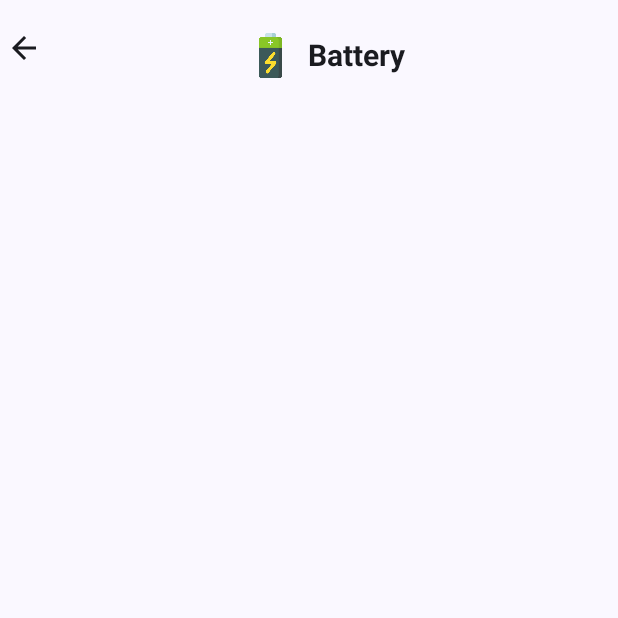
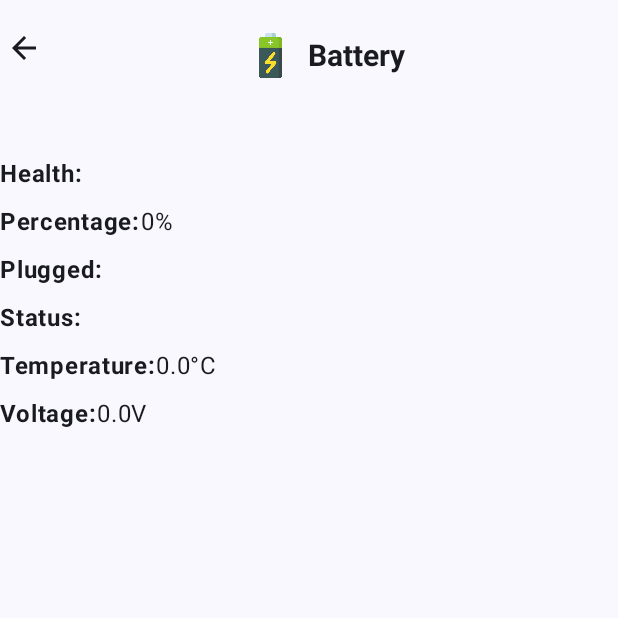
Before and after one commit to PrakashIrom/android-device-monitor, an Android app built with Jetpack Compose: the BatteryScreen screen opened through its navigation route, on a phone screen of 412 x 824 dp, the top half of it. Run offline under Robolectric (Android 15) with nearby library versions, the phone set to English and light mode, and no system bars.

Commit message:
Fetched Battery Infos

```diff
--- a/app/src/main/java/com/apui/androiddevicemonitor/receivers/BatteryReceiver.kt
+++ b/app/src/main/java/com/apui/androiddevicemonitor/receivers/BatteryReceiver.kt
@@ -33,7 +33,6 @@ class BatteryReceiver(private val giveValue: (BatteryInfo) -> Unit) : BaseReceiv
             plugged = plugged.toPluggedSourceString(),
             temperature = temperature
         )
-
         giveValue(batteryInfo)
     }
 
--- a/app/src/main/java/com/apui/androiddevicemonitor/ui/screens/battery/BatteryScreen.kt
+++ b/app/src/main/java/com/apui/androiddevicemonitor/ui/screens/battery/BatteryScreen.kt
@@ -1,10 +1,19 @@
 package com.apui.androiddevicemonitor.ui.screens.battery
 
-import android.util.Log
+import androidx.compose.foundation.layout.Column
+import androidx.compose.foundation.layout.Row
+import androidx.compose.foundation.layout.fillMaxWidth
+import androidx.compose.foundation.layout.padding
+import androidx.compose.material3.Text
 import androidx.compose.runtime.Composable
 import androidx.compose.runtime.LaunchedEffect
 import androidx.compose.runtime.getValue
+import androidx.compose.ui.Alignment
+import androidx.compose.ui.Modifier
+import androidx.compose.ui.text.font.FontWeight
+import androidx.compose.ui.unit.dp
 import androidx.lifecycle.compose.collectAsStateWithLifecycle
+import com.apui.androiddevicemonitor.data.models.BatteryInfo
 import com.apui.androiddevicemonitor.ui.viewModel.BatteryInfoViewModel
 import com.apui.androiddevicemonitor.ui.viewModel.TopBarViewModel
 import com.apui.androiddevicemonitor.utils.Screens
@@ -17,8 +26,46 @@ fun BatteryScreen(
 ) {
 
     val batteryInfo by infoViewModel.batteryInfo.collectAsStateWithLifecycle()
-    Log.d("BatteryScreen", "BatteryScreen: $batteryInfo")
     LaunchedEffect(Unit) {
         viewModel.currentTopBar(isBackButtonVisible = true, screen = Screens.BATTERY)
     }
+    BatteryScreenContent(batteryInfo)
 }
+
+@Composable
+fun BatteryScreenContent(batteryInfo: BatteryInfo) {
+
+    val batteryDetails = listOf(
+        "Health" to batteryInfo.health,
+        "Percentage" to "${batteryInfo.percentage}%",
+        "Plugged" to batteryInfo.plugged,
+        "Status" to batteryInfo.status,
+        "Temperature" to "${batteryInfo.temperature}°C",
+        "Voltage" to "${batteryInfo.voltage}V"
+    )
+
+    Column(
+        modifier = Modifier
+            .padding(top = 100.dp)
+            .fillMaxWidth(),
+        horizontalAlignment = Alignment.CenterHorizontally
+    ) {
+        batteryDetails.forEach { (label, value) ->
+            BatteryInfoItem(label = label, value = value)
+        }
+    }
+}
+
+@Composable
+fun BatteryInfoItem(label: String, value: String) {
+    Row(
+        modifier = Modifier.padding(vertical = 4.dp),
+    ) {
+        Text(
+            text = "$label:",
+            fontWeight = FontWeight.Bold,
+            //modifier = Modifier.weight(1f),
+        )
+        Text(text = value, modifier = Modifier.weight(1f))
+    }
+}
--- a/app/src/main/java/com/apui/androiddevicemonitor/ui/viewModel/BatteryInfoViewModel.kt
+++ b/app/src/main/java/com/apui/androiddevicemonitor/ui/viewModel/BatteryInfoViewModel.kt
@@ -3,7 +3,6 @@ package com.apui.androiddevicemonitor.ui.viewModel
 import android.app.Application
 import android.content.Intent
 import android.content.IntentFilter
-import android.util.Log
 import androidx.lifecycle.AndroidViewModel
 import com.apui.androiddevicemonitor.data.models.BatteryInfo
 import com.apui.androiddevicemonitor.receivers.BatteryReceiver
@@ -25,7 +24,6 @@ class BatteryInfoViewModel(application: Application) : AndroidViewModel(applicat
     val batteryInfo: StateFlow<BatteryInfo> = _batteryInfo
     private val batteryReceiver = BatteryReceiver { value ->
         _batteryInfo.value = value
-        Log.d("Battery Info: ", value.toString())
     }
 
     init {
--- a/app/src/main/java/com/apui/androiddevicemonitor/utils/battery/BatteryInfoExtension.kt
+++ b/app/src/main/java/com/apui/androiddevicemonitor/utils/battery/BatteryInfoExtension.kt
@@ -16,7 +16,7 @@ fun Int.toHealthString(): String {
 fun Int.toChargingStatusString(): String {
     return when (this) {
         BatteryManager.BATTERY_STATUS_CHARGING -> "Charging"
-        BatteryManager.BATTERY_STATUS_FULL -> "Full"
+        BatteryManager.BATTERY_STATUS_FULL -> "Fully Charged"
         BatteryManager.BATTERY_STATUS_NOT_CHARGING -> "Not Charging"
         BatteryManager.BATTERY_STATUS_DISCHARGING -> "Discharging"
         else -> "Unknown"
```
Also changed, not shown: app/src/main/java/com/apui/androiddevicemonitor/MainActivity.kt (+7 -1 lines).
